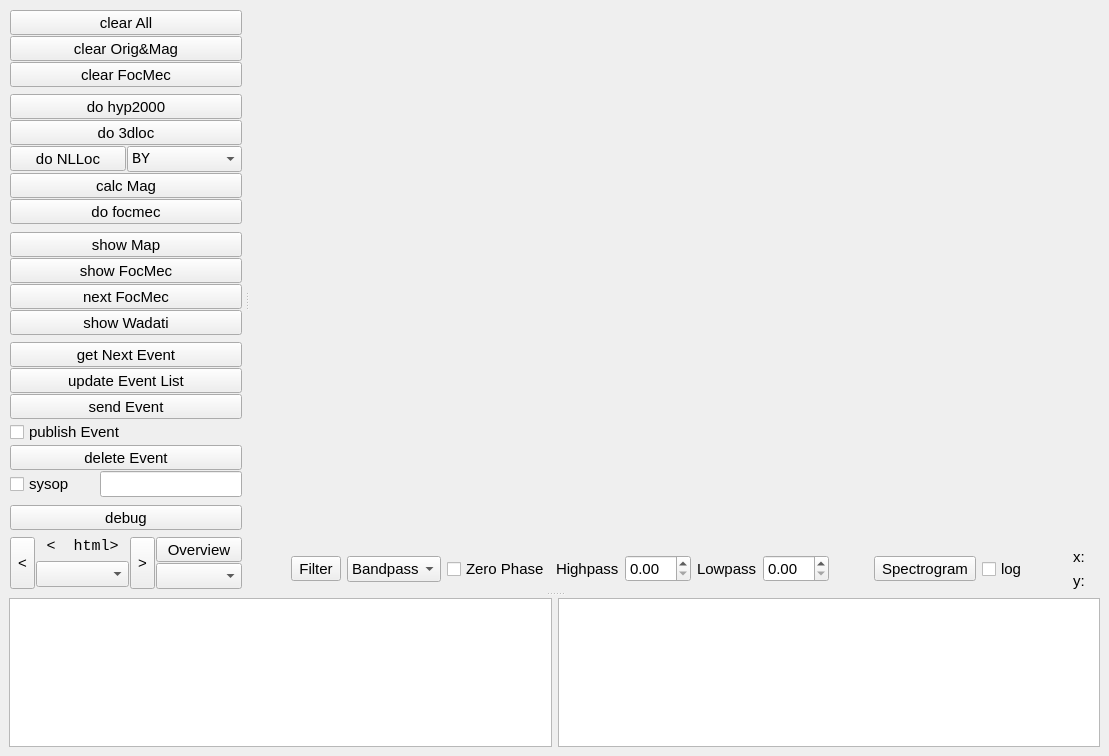
Above: apps/obspyck/qt_designer.ui from megies/obspyck before the change. Below: the same form after it.
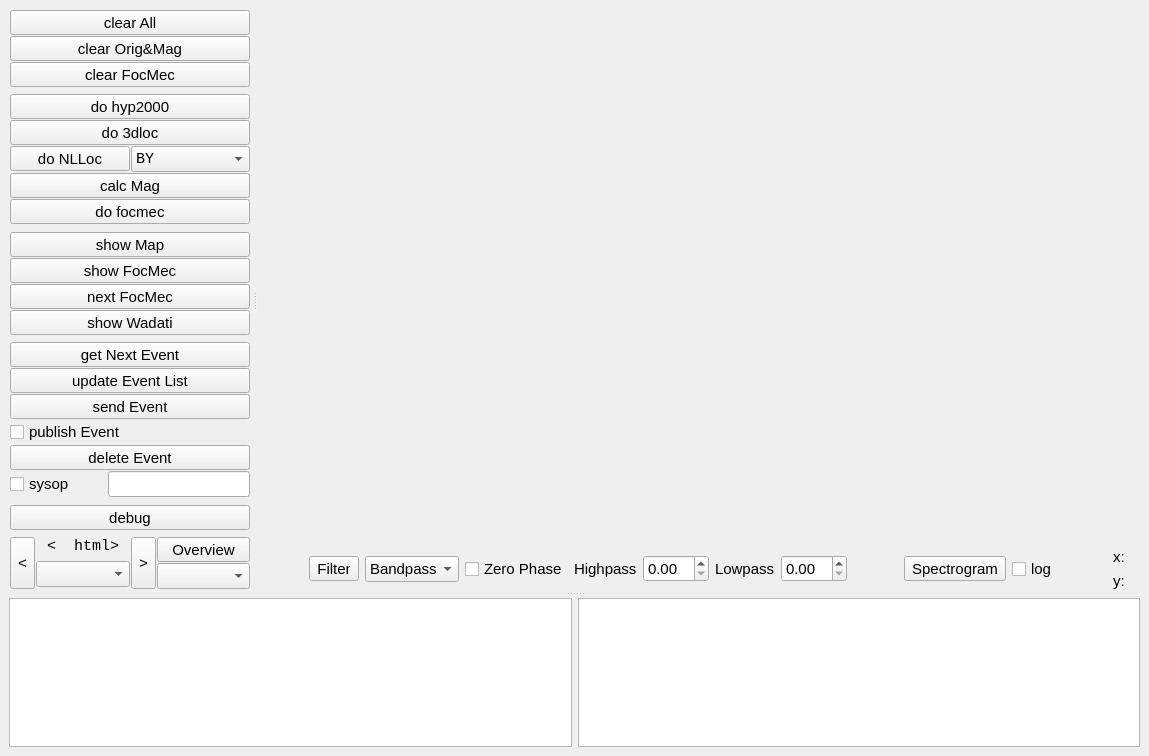
That is the form after the change. Icons and pictures are not drawn. Custom widgets are drawn as their Qt base class.

What changed in the file:
```diff
--- a/apps/obspyck/qt_designer.ui
+++ b/apps/obspyck/qt_designer.ui
@@ -5,7 +5,7 @@
    <rect>
     <x>0</x>
     <y>0</y>
-    <width>1109</width>
+    <width>1149</width>
     <height>756</height>
    </rect>
   </property>
@@ -17,7 +17,9 @@
   </property>
   <property name="font" >
    <font>
+    <family>Arial</family>
     <pointsize>11</pointsize>
+    <stylestrategy>PreferAntialias</stylestrategy>
    </font>
   </property>
   <property name="windowTitle" >
```
Left out of the diff: 4 changed lines with no effect on the pictures.
